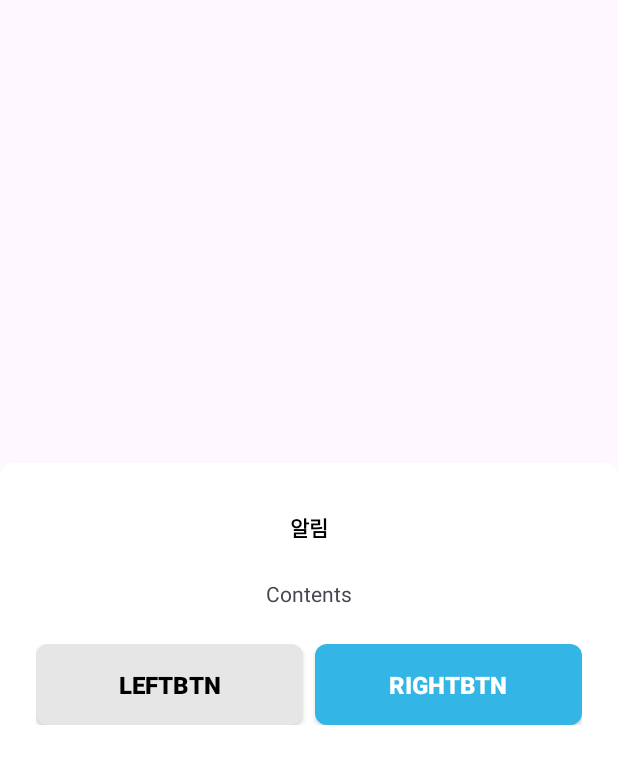
After one commit to Gangglion/skinscanner_and, an Android app: the layout dialog_common.xml on its own in the app's theme, with its tools: preview values and no code run, on a phone screen of 412 x 824 dp. The commit adds this screen. Shown: the top 764 px of the screen. Run offline under Robolectric (Android 15) with nearby library versions, the phone set to English and light mode, and no system bars.

Commit message:
add : 업데이트 여부 체크 로직 추가
1. 파이어베이스 Realtime Database 추가
2. 공통 다이어로그 커스텀 클래스 생성
3. MainActivity 진입 시 업데이트 체크 수행 - 업데이트 타입에 따라 강제업데이트, 선택업데이트 정해서 수행

```diff
--- a/app/build.gradle.kts
+++ b/app/build.gradle.kts
@@ -23,7 +23,7 @@ android {
         minSdk = 29
         targetSdk = 34
         versionCode = 1
-        versionName = "1.0"
+        versionName = "0.0.1"
 
         testInstrumentationRunner = "androidx.test.runner.AndroidJUnitRunner"
 
@@ -110,6 +110,8 @@ dependencies {
     implementation(libs.firebase.crashlytics)
     // firebase analytics
     implementation(libs.firebase.analytics)
+    // firebase realtime database
+    implementation(libs.firebase.database)
 
     testImplementation(libs.junit)
     androidTestImplementation(libs.androidx.junit)
--- a/app/src/main/java/com/glion/skinscanner_and/common/Define.kt
+++ b/app/src/main/java/com/glion/skinscanner_and/common/Define.kt
@@ -10,4 +10,5 @@ object Define {
     const val KAKAO_MAP_KEY = BuildConfig.KAKAO_MAP_KEY
     const val KAKAO_REST_KEY = BuildConfig.KAKAO_REST_KEY
     const val BASE_URL = BuildConfig.BASE_URL
+    const val MARKET_URL = "https://play.google.com/store/apps/details?id=com.glion.skinscanner_and"
 }
--- /dev/null
+++ b/app/src/main/java/com/glion/skinscanner_and/ui/dialog/CommonDialogType.kt
@@ -0,0 +1,5 @@
+package com.glion.skinscanner_and.ui.dialog
+
+enum class CommonDialogType {
+    OneButton, TwoButton
+}
--- /dev/null
+++ b/app/src/main/res/layout/dialog_common.xml
@@ -0,0 +1,83 @@
+<?xml version="1.0" encoding="utf-8"?>
+<layout>
+
+    <data>
+
+    </data>
+
+    <androidx.appcompat.widget.LinearLayoutCompat
+        xmlns:android="http://schemas.android.com/apk/res/android"
+        android:id="@+id/ll_dialog_root"
+        android:layout_width="match_parent"
+        android:layout_height="wrap_content"
+        android:gravity="center_horizontal"
+        android:layout_gravity="center"
+        android:background="@drawable/ic_background_radius_8"
+        android:backgroundTint="@color/white"
+        android:paddingVertical="@dimen/_24dp"
+        android:paddingHorizontal="@dimen/_24dp"
+        android:orientation="vertical">
+        <androidx.appcompat.widget.AppCompatTextView
+            android:id="@+id/tv_dialog_title"
+            android:layout_width="match_parent"
+            android:layout_height="wrap_content"
+            android:textAlignment="center"
+            android:paddingVertical="@dimen/_8dp"
+            android:textStyle="bold"
+            android:textColor="@color/black"
+            android:text="@string/default_dialog_title"/>
+
+        <androidx.appcompat.widget.AppCompatTextView
+            android:id="@+id/tv_dialog_contents"
+            android:layout_width="match_parent"
+            android:layout_height="wrap_content"
+            android:textAlignment="center"
+            android:paddingVertical="@dimen/_16dp"
+            android:text="Contents"/>
+
+        <FrameLayout
+            android:layout_width="match_parent"
+            android:layout_height="wrap_content"
+            android:paddingVertical="@dimen/_8dp">
+            <androidx.appcompat.widget.LinearLayoutCompat
+                android:id="@+id/ll_two_btn"
+                android:layout_width="match_parent"
+                android:layout_height="wrap_content"
+                android:orientation="horizontal"
+                android:visibility="visible">
+                <androidx.appcompat.widget.AppCompatButton
+                    android:id="@+id/btn_left"
+                    style="@style/DefaultButtonStyle"
+                    android:layout_width="0dp"
+                    android:layout_height="wrap_content"
+                    android:backgroundTint="@color/background_elevation"
+                    android:layout_weight="1"
+                    android:text="LeftBtn"
+                    android:textColor="@color/black"/>
+                <Space
+                    android:layout_width="@dimen/_8dp"
+                    android:layout_height="wrap_content"/>
+                <androidx.appcompat.widget.AppCompatButton
+                    android:id="@+id/btn_right"
+                    style="@style/DefaultButtonStyle"
+                    android:layout_width="0dp"
+                    android:layout_height="wrap_content"
+                    android:layout_weight="1"
+                    android:text="RightBtn"/>
+            </androidx.appcompat.widget.LinearLayoutCompat>
+
+            <androidx.appcompat.widget.LinearLayoutCompat
+                android:id="@+id/ll_one_btn"
+                android:layout_width="match_parent"
+                android:layout_height="wrap_content"
+                android:visibility="gone">
+                <androidx.appcompat.widget.AppCompatButton
+                    android:id="@+id/btn_single"
+                    style="@style/DefaultButtonStyle"
+                    android:layout_width="match_parent"
+                    android:layout_height="wrap_content"
+                    android:text="Single"/>
+            </androidx.appcompat.widget.LinearLayoutCompat>
+        </FrameLayout>
+    </androidx.appcompat.widget.LinearLayoutCompat>
+</layout>
--- a/gradle/libs.versions.toml
+++ b/gradle/libs.versions.toml
@@ -34,6 +34,7 @@ androidx-core-ktx = { group = "androidx.core", name = "core-ktx", version.ref =
 firebase-analytics = { module = "com.google.firebase:firebase-analytics" }
 firebase-bom = { module = "com.google.firebase:firebase-bom", version.ref = "firebaseBom" }
 firebase-crashlytics = { module = "com.google.firebase:firebase-crashlytics" }
+firebase-database = { module = "com.google.firebase:firebase-database" }
 glide = { module = "com.github.bumptech.glide:glide", version.ref = "glide" }
 junit = { group = "junit", name = "junit", version.ref = "junit" }
 androidx-junit = { group = "androidx.test.ext", name = "junit", version.ref = "junitVersion" }
```
Also changed, not shown: app/src/main/java/com/glion/skinscanner_and/base/BaseActivity.kt (+29 -0 lines), app/src/main/java/com/glion/skinscanner_and/base/BaseFragment.kt (+30 -0 lines), app/src/main/java/com/glion/skinscanner_and/extension/ContextExt.kt (+26 -0 lines), app/src/main/java/com/glion/skinscanner_and/extension/DialogExt.kt (added, +17 -0 lines), app/src/main/java/com/glion/skinscanner_and/ui/MainActivity.kt (+71 -3 lines), app/src/main/java/com/glion/skinscanner_and/ui/dialog/CommonDialog.kt (added, +108 -0 lines), app/src/main/java/com/glion/skinscanner_and/util/Utility.kt (+24 -0 lines), app/src/main/res/values/strings.xml (+9 -0 lines).
